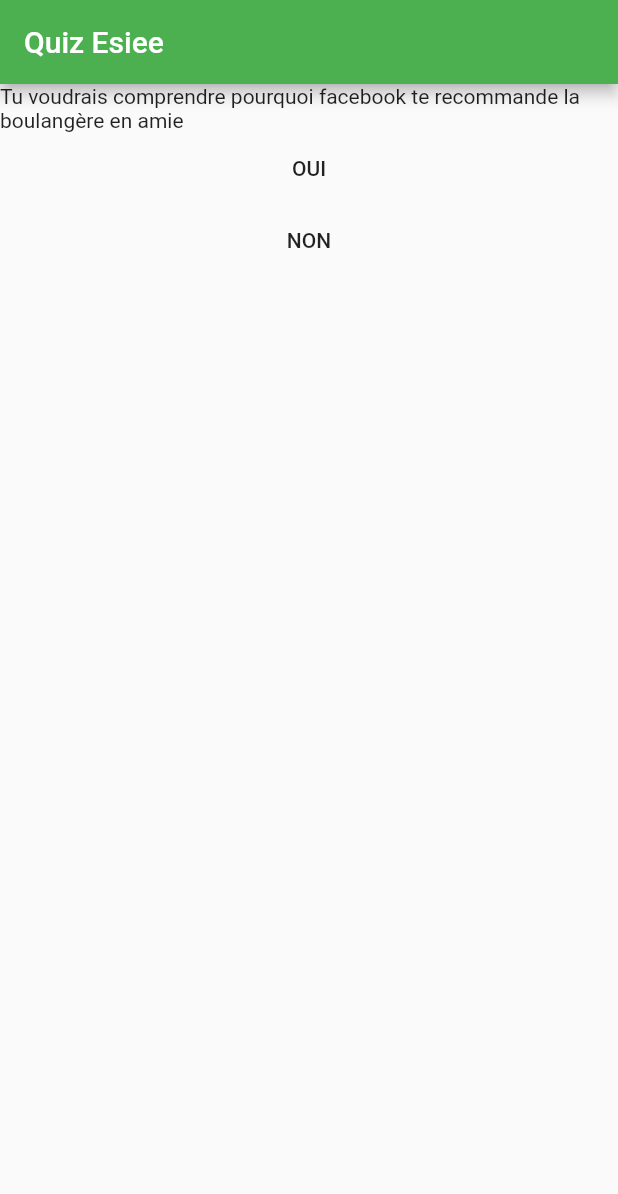
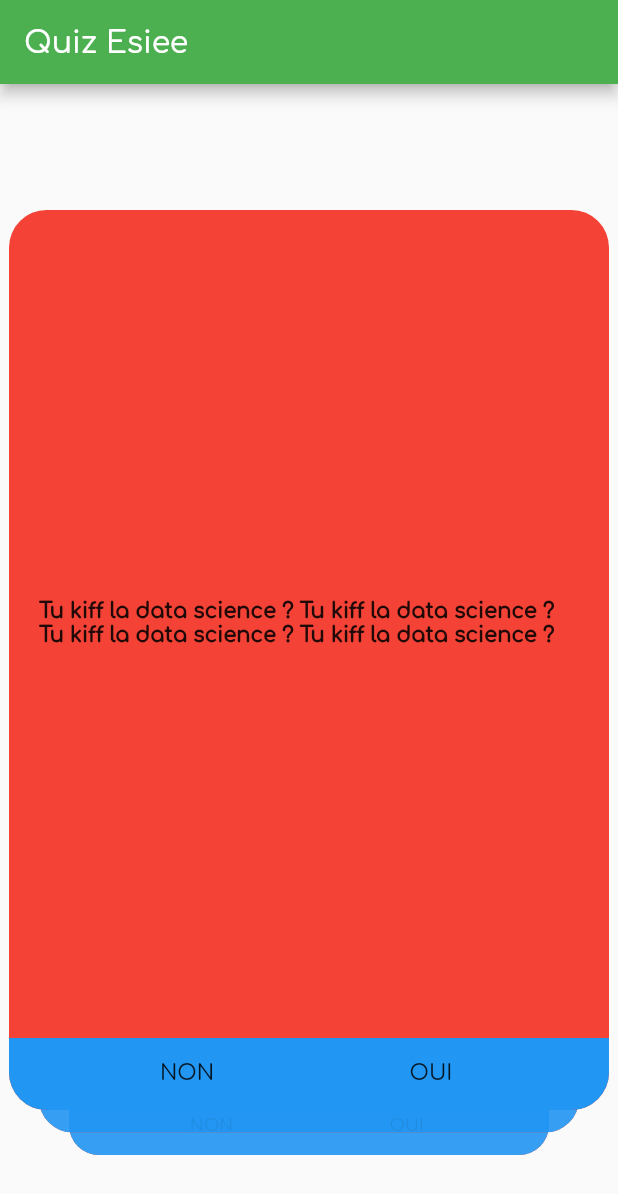
Before and after one commit to jeremySrgt/msh_esiee_app, a Flutter app: the screen it shows after launch, after a tap on "OUI", on a phone screen of 412 x 824 dp. Shown: the top 1194 px of the screen. Run offline on Flutter 3.47's test engine with Material 2 defaults, Android fonts, the phone set to English and light mode, and no system bars; our stand-ins replace flutter_swiper.

Commit message:
question card design

```diff
--- a/lib/homePage.dart
+++ b/lib/homePage.dart
@@ -3,6 +3,7 @@ import 'question.dart';
 import 'result.dart';
 import 'package:provider/provider.dart';
 import 'storeResult.dart';
+import 'package:flutter_swiper/flutter_swiper.dart';
 
 class HomePage extends StatefulWidget {
   @override
@@ -17,47 +18,114 @@ class _HomePageState extends State<HomePage> {
 
   @override
   Widget build(BuildContext context) {
-
     var result = Provider.of<StoreResult>(context);
 
     return Scaffold(
       appBar: AppBar(
         title: Text("Quiz Esiee"),
       ),
+
       body: Container(
+        child: Swiper(
+          itemBuilder: (BuildContext context, int index) {
+            return sliderCard();
+          },
+          itemCount: 10,
+          itemWidth: 400.0,
+          itemHeight: 600.0,
+          layout: SwiperLayout.TINDER,
+        ),
+      ),
+
+//      body: Align(
+//        alignment: Alignment.center,
+//        child: Container(
+//          child: Column(
+//            mainAxisSize: MainAxisSize.min,
+//            children: <Widget>[
+//              Text(question[actualQuestion].question),
+//              FlatButton(
+//                child: Text('OUI'),
+//                onPressed: () {
+//                  if (actualQuestion == question.length - 1) {
+//                    result.addPoint(question[actualQuestion].filliere);
+//                    Navigator.pushReplacement(context, MaterialPageRoute(builder: (BuildContext context) => Result()));
+//                  } else {
+//                    result.addPoint(question[actualQuestion].filliere);
+//                    setState(() {
+//                      actualQuestion++;
+//                    });
+//                  }
+//                },
+//              ),
+//
+//              FlatButton(
+//                child: Text('NON'),
+//                onPressed: () {
+//                  if (actualQuestion == question.length - 1) {
+//                    Navigator.pushReplacement(context, MaterialPageRoute(builder: (BuildContext context) => Result()));
+//                  } else {
+//                    setState(() {
+//                      actualQuestion++;
+//                    });
+//                  }
+//                },
+//              ),
+//            ],
+//          ),
+//        ),
+//      ),
+    );
+  }
+
+  Widget sliderCard() {
+    return ClipRRect(
+      borderRadius: BorderRadius.circular(25.0),
+      child: Container(
+        color: Colors.red,
         child: Column(
           children: <Widget>[
-            Text(question[actualQuestion].question),
-            FlatButton(
-              child: Text('OUI'),
-              onPressed: () {
-                if (actualQuestion == question.length - 1) {
-                  result.addPoint(question[actualQuestion].filliere);
-                  Navigator.pushReplacement(context, MaterialPageRoute(builder: (BuildContext context) => Result()));
-                } else {
-                  result.addPoint(question[actualQuestion].filliere);
-                  setState(() {
-                    actualQuestion++;
-                  });
-                }
-              },
-            ),
-
-            FlatButton(
-              child: Text('NON'),
-              onPressed: () {
-                if (actualQuestion == question.length - 1) {
-                  Navigator.pushReplacement(context, MaterialPageRoute(builder: (BuildContext context) => Result()));
-                } else {
-                  setState(() {
-                    actualQuestion++;
-                  });
-                }
-              },
-            ),
+            questionContainer(),
+            yesNoButton(),
           ],
         ),
       ),
     );
   }
+
+
+
+  Widget questionContainer(){
+    return Expanded(
+      child: Padding(
+        padding: const EdgeInsets.all(20.0),
+        child: Center(
+          child: Text("Tu kiff la data science ? Tu kiff la data science ? Tu kiff la data science ? Tu kiff la data science ? ", style: TextStyle(fontWeight: FontWeight.bold),),
+        ),
+      ),
+    );
+  }
+
+
+
+  Widget yesNoButton(){
+    return Container(
+      color: Colors.blue,
+      child: Row(
+        mainAxisAlignment: MainAxisAlignment.spaceEvenly,
+        children: <Widget>[
+          FlatButton(
+            child: Text("NON"),
+            onPressed: (){},
+          ),
+          FlatButton(
+            child: Text("OUI"),
+            onPressed: (){},
+          )
+        ],
+      ),
+    );
+  }
+
+
 }
--- a/lib/main.dart
+++ b/lib/main.dart
@@ -3,9 +3,8 @@ import 'package:flutter/services.dart';
 import 'package:provider/provider.dart';
 import 'homePage.dart';
 import 'storeResult.dart';
+
 void main() => runApp(new MyApp());
-
-
 
 class MyApp extends StatefulWidget {
   @override
@@ -14,12 +13,9 @@ class MyApp extends StatefulWidget {
   }
 }
 
-
-class _MyAppState extends State<MyApp>{
-
+class _MyAppState extends State<MyApp> {
   @override
   Widget build(BuildContext context) {
-
     SystemChrome.setPreferredOrientations([
       DeviceOrientation.portraitUp,
       DeviceOrientation.portraitDown,
@@ -28,21 +24,23 @@ class _MyAppState extends State<MyApp>{
     return MultiProvider(
       providers: [
         //Provider(create: (context) => HomePage(),),
-        ChangeNotifierProvider(create: (context) => StoreResult(),),
+        ChangeNotifierProvider(
+          create: (context) => StoreResult(),
+        ),
       ],
       child: MaterialApp(
         debugShowCheckedModeBanner: false,
         title: 'Quizz Esiee',
         theme: new ThemeData(
-            primaryColor: Colors.green,
-            accentColor: Colors.greenAccent
+          primaryColor: Colors.green,
+          accentColor: Colors.greenAccent,
+          fontFamily: 'Comfortaa',
         ),
         initialRoute: '/',
-        routes:{
+        routes: {
           '/': (BuildContext context) => new HomePage(),
         },
       ),
     );
-
   }
 }
```
Also changed, not shown: pubspec.yaml (+8 -0 lines), assets/fonts/Comfortaa-Medium.ttf (added), pubspec.lock.
